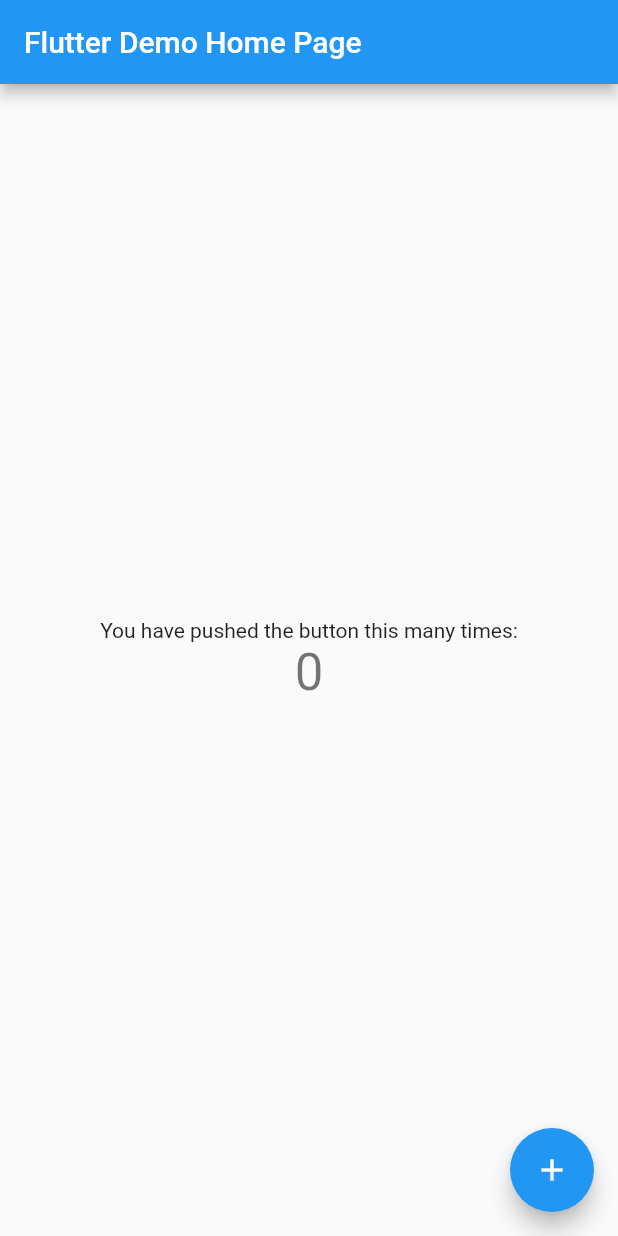
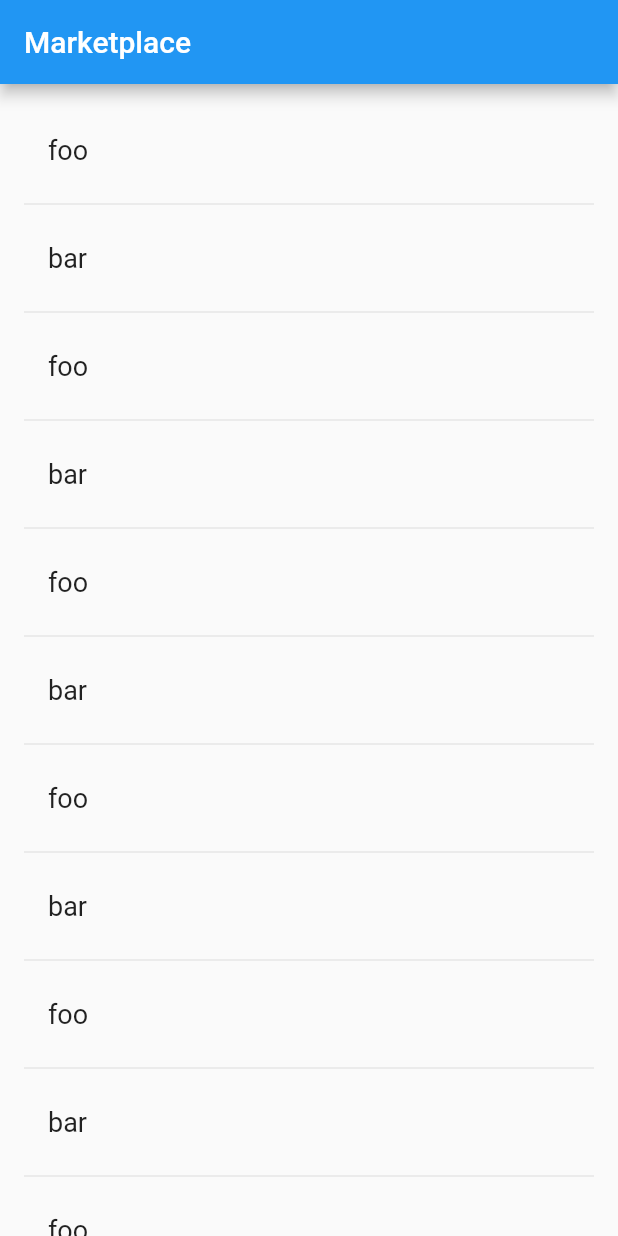
Before and after one commit to geoffjay/marketplace, a Flutter app: the screen it shows after launch, on a phone screen of 412 x 824 dp. Run offline on Flutter 3.47's test engine with Material 2 defaults, Android fonts, the phone set to English and light mode, and no system bars.

Commit message:
feat: add scrolling list

```diff
--- /dev/null
+++ b/lib/app.dart
@@ -0,0 +1,17 @@
+import 'package:flutter/material.dart';
+
+class App extends StatefulWidget {
+  App({Key? key, required this.title}) : super(key: key);
+
+  final String title;
+
+  @override
+  _AppState createState() => _AppState();
+}
+
+class _AppState extends State<App> {
+  @override
+  Widget build(BuildContext context) {
+    return Text("test");
+  }
+}
--- /dev/null
+++ b/lib/home.dart
@@ -0,0 +1,54 @@
+import 'package:flutter/material.dart';
+
+import 'app.dart';
+import 'style.dart';
+
+class Home extends StatefulWidget {
+  Home({Key? key, required this.title}) : super(key: key);
+
+  final String title;
+
+  @override
+  _HomeState createState() => _HomeState();
+}
+
+class _HomeState extends State<Home> {
+  final _apps = <App>[];
+
+  Widget _buildApp(App app) {
+    return ListTile(
+        title: Text(
+          app.title,
+          style: Style.LargeFont,
+        )
+    );
+  }
+
+  Widget _buildApps() {
+    return ListView.builder(
+      padding: const EdgeInsets.all(16.0),
+      itemBuilder: (context, i) {
+        if (i.isOdd) {
+          return const Divider();
+        }
+
+        final index = i ~/ 2;
+        if (index >= _apps.length) {
+          _apps.addAll([App(title: "foo"), App(title: "bar")]);
+        }
+
+        return _buildApp(_apps[index]);
+      },
+    );
+  }
+
+  @override
+  Widget build(BuildContext context) {
+    return Scaffold(
+      appBar: AppBar(
+        title: Text(widget.title),
+      ),
+      body: _buildApps(),
+    );
+  }
+}
--- a/lib/main.dart
+++ b/lib/main.dart
@@ -1,113 +1,18 @@
 import 'package:flutter/material.dart';
 
-void main() {
-  runApp(MyApp());
-}
+import 'home.dart';
 
-class MyApp extends StatelessWidget {
-  // This widget is the root of your application.
+void main() => runApp(Marketplace());
+
+class Marketplace extends StatelessWidget {
   @override
   Widget build(BuildContext context) {
     return MaterialApp(
-      title: 'Flutter Demo',
+      title: 'Marketplace',
       theme: ThemeData(
-        // This is the theme of your application.
-        //
-        // Try running your application with "flutter run". You'll see the
-        // application has a blue toolbar. Then, without quitting the app, try
-        // changing the primarySwatch below to Colors.green and then invoke
-        // "hot reload" (press "r" in the console where you ran "flutter run",
-        // or simply save your changes to "hot reload" in a Flutter IDE).
-        // Notice that the counter didn't reset back to zero; the application
-        // is not restarted.
         primarySwatch: Colors.blue,
       ),
-      home: MyHomePage(title: 'Flutter Demo Home Page'),
+      home: Home(title: 'Marketplace'),
     );
   }
 }
-
-class MyHomePage extends StatefulWidget {
-  MyHomePage({Key? key, required this.title}) : super(key: key);
-
-  // This widget is the home page of your application. It is stateful, meaning
-  // that it has a State object (defined below) that contains fields that affect
-  // how it looks.
-
-  // This class is the configuration for the state. It holds the values (in this
-  // case the title) provided by the parent (in this case the App widget) and
-  // used by the build method of the State. Fields in a Widget subclass are
-  // always marked "final".
-
-  final String title;
-
-  @override
-  _MyHomePageState createState() => _MyHomePageState();
-}
-
-class _MyHomePageState extends State<MyHomePage> {
-  int _counter = 0;
-
-  void _incrementCounter() {
-    setState(() {
-      // This call to setState tells the Flutter framework that something has
-      // changed in this State, which causes it to rerun the build method below
-      // so that the display can reflect the updated values. If we changed
-      // _counter without calling setState(), then the build method would not be
-      // called again, and so nothing would appear to happen.
-      _counter++;
-    });
-  }
-
-  @override
-  Widget build(BuildContext context) {
-    // This method is rerun every time setState is called, for instance as done
-    // by the _incrementCounter method above.
-    //
-    // The Flutter framework has been optimized to make rerunning build methods
-    // fast, so that you can just rebuild anything that needs updating rather
-    // than having to individually change instances of widgets.
-    return Scaffold(
-      appBar: AppBar(
-        // Here we take the value from the MyHomePage object that was created by
-        // the App.build method, and use it to set our appbar title.
-        title: Text(widget.title),
-      ),
-      body: Center(
-        // Center is a layout widget. It takes a single child and positions it
-        // in the middle of the parent.
-        child: Column(
-          // Column is also a layout widget. It takes a list of children and
-          // arranges them vertically. By default, it sizes itself to fit its
-          // children horizontally, and tries to be as tall as its parent.
-          //
-          // Invoke "debug painting" (press "p" in the console, choose the
-          // "Toggle Debug Paint" action from the Flutter Inspector in Android
-          // Studio, or the "Toggle Debug Paint" command in Visual Studio Code)
-          // to see the wireframe for each widget.
-          //
-          // Column has various properties to control how it sizes itself and
-          // how it positions its children. Here we use mainAxisAlignment to
-          // center the children vertically; the main axis here is the vertical
-          // axis because Columns are vertical (the cross axis would be
-          // horizontal).
-          mainAxisAlignment: MainAxisAlignment.center,
-          children: <Widget>[
-            Text(
-              'You have pushed the button this many times:',
-            ),
-            Text(
-              '$_counter',
-              style: Theme.of(context).textTheme.headline4,
-            ),
-          ],
-        ),
-      ),
-      floatingActionButton: FloatingActionButton(
-        onPressed: _incrementCounter,
-        tooltip: 'Increment',
-        child: Icon(Icons.add),
-      ), // This trailing comma makes auto-formatting nicer for build methods.
-    );
-  }
-}
--- /dev/null
+++ b/lib/style.dart
@@ -0,0 +1,7 @@
+import 'package:flutter/material.dart';
+
+class Style {
+  static const SmallFont = TextStyle(fontSize: 10.0);
+  static const DefaultFont = TextStyle(fontSize: 14.0);
+  static const LargeFont = TextStyle(fontSize: 18.0);
+}
```
Also changed, not shown: pubspec.yaml (+2 -57 lines), 4 other files.
